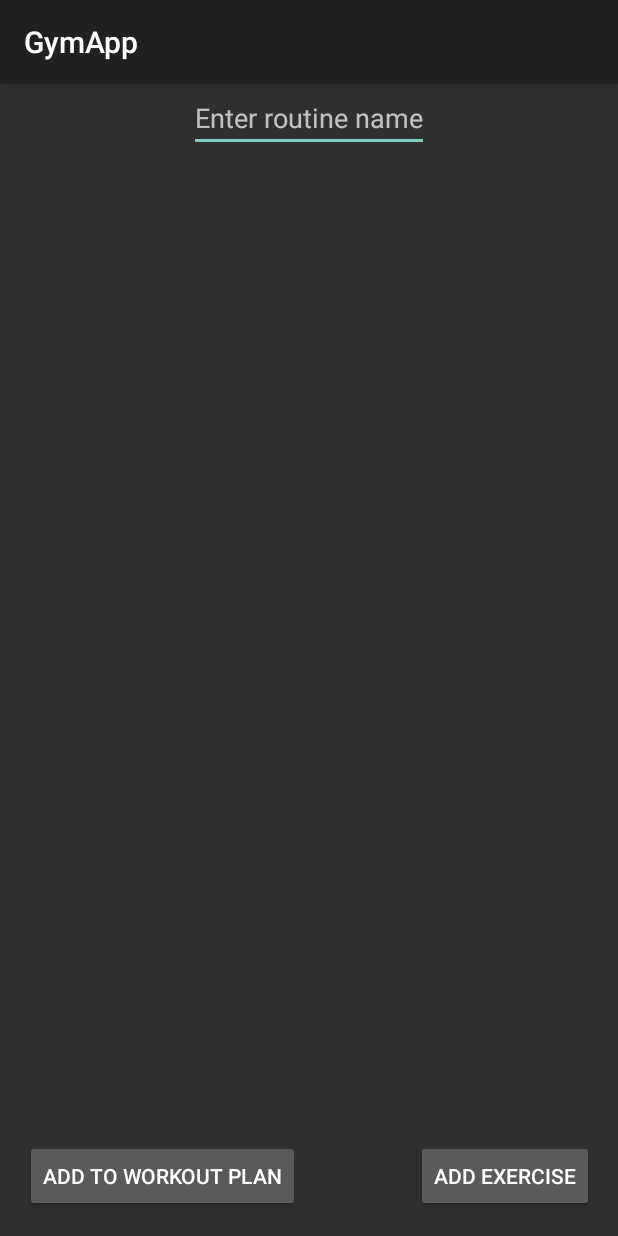
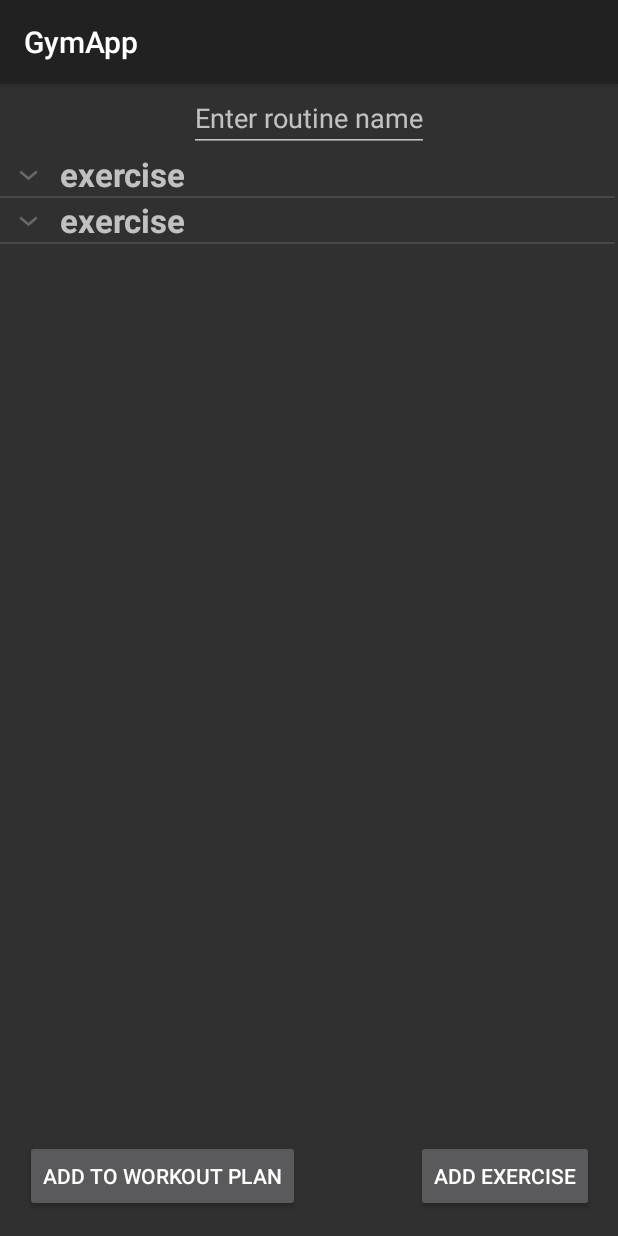
Before and after one commit to Macbak03/GymApp, an Android app built with Jetpack Compose: the CreateRoutineActivity screen opened directly, with no data from a screen before it, on a phone screen of 412 x 824 dp. Run offline under Robolectric (Android 15) with nearby library versions, the phone set to English and light mode, and no system bars.

Commit message:
expandable list view is working

```diff
--- a/app/src/main/java/com/example/gymapp/CreateRoutineActivity.kt
+++ b/app/src/main/java/com/example/gymapp/CreateRoutineActivity.kt
@@ -1,27 +1,36 @@
 package com.example.gymapp
 
-import androidx.appcompat.app.AppCompatActivity
 import android.os.Bundle
-import android.widget.ExpandableListAdapter
 import android.widget.ExpandableListView
 import android.widget.Toast
+import androidx.appcompat.app.AppCompatActivity
 import com.example.gymapp.databinding.ActivityCreateRoutineBinding
+import com.example.gymapp.model.ExactReps
 import com.example.gymapp.model.Routine
+import com.example.gymapp.model.Rpe
+import com.example.gymapp.model.Weight
+import com.example.gymapp.model.WeightUnit
+import kotlin.time.Duration.Companion.minutes
+
 
 class CreateRoutineActivity : AppCompatActivity() {
     private lateinit var binding: ActivityCreateRoutineBinding
     private lateinit var expandableListView: ExpandableListView
     private lateinit var routineExpandableListAdapter: RoutineExpandableListAdapter
-    private lateinit var routines: List<Routine>
+    private val routines: MutableList<Routine> = ArrayList()
     override fun onCreate(savedInstanceState: Bundle?) {
         super.onCreate(savedInstanceState)
         binding = ActivityCreateRoutineBinding.inflate(layoutInflater)
         setContentView(binding.root)
 
         expandableListView = binding.ExpandableListViewRoutineItems
-        routines = ArrayList<Routine>()
+        val routine = Routine("exercise", 2.minutes, Weight(100f, WeightUnit.kg),
+            10, ExactReps(3), Rpe(8))
+        routines.add(routine)
+        routines.add(routine)
         routineExpandableListAdapter = RoutineExpandableListAdapter(this, routines)
         expandableListView.setAdapter(routineExpandableListAdapter)
+
 
         expandableListView.setOnGroupExpandListener { groupPosition ->
             Toast.makeText(
--- a/app/src/main/java/com/example/gymapp/RoutineExpandableLayout.kt
+++ b/app/src/main/java/com/example/gymapp/RoutineExpandableLayout.kt
@@ -14,11 +14,11 @@ class RoutineExpandableLayout(
         inflate(context, R.layout.routine_expandable_layout, this)
         val customAttributesStyle = context.obtainStyledAttributes(attributes, R.styleable.RoutineExpandableLayout, 0, 0)
 
-        setLoadText(customAttributesStyle.getString(R.styleable.RoutineExpandableLayout_editTextLoadText))
+        setRoutine(customAttributesStyle.getString(R.styleable.RoutineExpandableLayout_editTextLoadText))
         customAttributesStyle.recycle()
     }
 
-    fun setLoadText(text: String?)
+    fun setRoutine(text: String?)
     {
         val customAttributesStyle = context.obtainStyledAttributes(attributes, R.styleable.RoutineExpandableLayout, 0, 0)
 
--- a/app/src/main/java/com/example/gymapp/RoutineExpandableTitleLayout.kt
+++ b/app/src/main/java/com/example/gymapp/RoutineExpandableTitleLayout.kt
@@ -2,8 +2,8 @@ package com.example.gymapp
 
 import android.content.Context
 import android.util.AttributeSet
-import android.widget.EditText
 import android.widget.LinearLayout
+import android.widget.TextView
 
 class RoutineExpandableTitleLayout (
     private val context: Context,
@@ -12,7 +12,7 @@ class RoutineExpandableTitleLayout (
     {
 
         init {
-            LinearLayout.inflate(context, R.layout.routine_parent_element_layout, this)
+            inflate(context, R.layout.routine_expandable_title_layout, this)
             val customAttributesStyle = context.obtainStyledAttributes(
                 attributes,
                 R.styleable.RoutineExpandableTitleLayout,
@@ -32,10 +32,10 @@ class RoutineExpandableTitleLayout (
                 0
             )
 
-            val exerciseEditText = findViewById<EditText>(R.id.editTextExercise)
+            val exerciseEditText = findViewById<TextView>(R.id.textViewExercise)
 
             try {
-                exerciseEditText.setText(text)
+                exerciseEditText.text = text
             } finally {
                 customAttributesStyle.recycle()
             }
--- a/app/src/main/java/com/example/gymapp/RoutineTableRowAdapter.kt
+++ b/app/src/main/java/com/example/gymapp/RoutineTableRowAdapter.kt
@@ -1,5 +1,6 @@
 package com.example.gymapp
 
+import android.annotation.SuppressLint
 import android.content.Context
 import android.view.LayoutInflater
 import android.view.View
@@ -22,6 +23,7 @@ class RoutineExpandableListAdapter(
         return expandedListPosition.toLong()
     }
 
+    @SuppressLint("InflateParams")
     override fun getChildView(
         listPosition: Int,
         expandedListPosition: Int,
@@ -33,12 +35,11 @@ class RoutineExpandableListAdapter(
         if(view == null) {
             val inflater =
                 context.getSystemService(Context.LAYOUT_INFLATER_SERVICE) as LayoutInflater
-            view = inflater.inflate(R.layout.routine_expandable_layout, null)
+            view = inflater.inflate(R.layout.routine_expandable_layout_helper, null)
         }
         val routine = getChild(listPosition, expandedListPosition) as Routine
-
-        val routineExpandableLayout = view?.findViewById<RoutineExpandableLayout>(R.id.expandableLayout)
-        routineExpandableLayout?.setLoadText(routine.load.toString())
+        val routineExpandableLayout = view as RoutineExpandableLayout?
+        routineExpandableLayout?.setRoutine(routine.load.toString())
         return view
     }
 
@@ -58,15 +59,16 @@ class RoutineExpandableListAdapter(
         return listPosition.toLong()
     }
 
+    @SuppressLint("InflateParams")
     override fun getGroupView(listPosition: Int, isExpanded: Boolean, convertView: View?, parent: ViewGroup?): View? {
         var view = convertView
         if(convertView == null) {
             val inflater =
                 context.getSystemService(Context.LAYOUT_INFLATER_SERVICE) as LayoutInflater
-            view = inflater.inflate(R.layout.routine_parent_element_layout, null)
+            view = inflater.inflate(R.layout.routine_expandable_title_layout_helper, null)
         }
         val routine = getGroup(listPosition) as Routine
-        val routineExpandableTitleLayout = view?.findViewById<RoutineExpandableTitleLayout>(R.id.expandableLayoutTitle)
+        val routineExpandableTitleLayout = view as RoutineExpandableTitleLayout?
         routineExpandableTitleLayout?.setExerciseText(routine.exerciseName)
         return view
     }
--- a/app/src/main/java/com/example/gymapp/model/Weight.kt
+++ b/app/src/main/java/com/example/gymapp/model/Weight.kt
@@ -1,9 +1,13 @@
 package com.example.gymapp.model
 
-data class Weight private constructor(
+data class Weight constructor(
     val weight: Float,
     val unit: WeightUnit
 ) {
+
+    override fun toString(): String {
+        return weight.toString() + unit.toString()
+    }
     companion object {
         operator fun invoke(weight: Float, unit: WeightUnit): Weight? {
             return if (weight < 0) {
--- a/app/src/main/res/layout/activity_create_routine.xml
+++ b/app/src/main/res/layout/activity_create_routine.xml
@@ -5,16 +5,17 @@
     xmlns:tools="http://schemas.android.com/tools"
     android:id="@+id/RoutineLayout"
     android:layout_width="match_parent"
-    android:layout_height="match_parent">
+    android:layout_height="match_parent"
+    android:windowSoftInputMode="adjustPan">
 
 
     <ExpandableListView
         android:id="@+id/ExpandableListViewRoutineItems"
         android:layout_width="410dp"
         android:layout_height="452dp"
-        android:layout_marginBottom="232dp"
-        app:layout_constraintBottom_toBottomOf="parent"
-        app:layout_constraintStart_toStartOf="parent" />
+        app:layout_constraintStart_toStartOf="parent"
+        android:descendantFocusability="beforeDescendants"
+        app:layout_constraintTop_toBottomOf="@+id/editTextRoutineName" />
 
     <Button
         android:id="@+id/buttonSaveRoutine"
--- a/app/src/main/res/layout/activity_main.xml
+++ b/app/src/main/res/layout/activity_main.xml
@@ -13,4 +13,5 @@
         app:layout_constraintEnd_toEndOf="parent"
         app:layout_constraintStart_toStartOf="parent"
         app:layout_constraintTop_toTopOf="parent" />
+
 </androidx.constraintlayout.widget.ConstraintLayout>
--- a/app/src/main/res/layout/routine_expandable_layout.xml
+++ b/app/src/main/res/layout/routine_expandable_layout.xml
@@ -10,7 +10,7 @@
         <TextView
             android:id="@+id/textViewLoad"
             style="@style/routine_text_view_item"
-            android:text="Load" />
+            android:text="Load"/>
 
         <EditText
             android:id="@+id/editTextLoad"
--- /dev/null
+++ b/app/src/main/res/layout/routine_expandable_layout_helper.xml
@@ -0,0 +1,5 @@
+<?xml version="1.0" encoding="utf-8"?>
+    <com.example.gymapp.RoutineExpandableLayout xmlns:android="http://schemas.android.com/apk/res/android"
+        android:layout_height="match_parent"
+        android:layout_width="match_parent">
+    </com.example.gymapp.RoutineExpandableLayout>
--- a/app/src/main/res/layout/routine_parent_element_layout.xml
+++ b/app/src/main/res/layout/routine_expandable_title_layout.xml
@@ -10,21 +10,12 @@
 
 
     <TextView
-        android:id="@+id/textView"
-        android:layout_width="0dp"
+        android:id="@+id/textViewExercise"
+        android:layout_width="match_parent"
         android:layout_height="wrap_content"
-        android:layout_marginStart="10dp"
-        android:layout_weight="1"
+        android:paddingStart="?android:attr/expandableListPreferredItemPaddingLeft"
         android:text="Exercise name"
-        android:textSize="18sp"
-        android:textStyle="bold" />
-
-    <EditText
-        android:id="@+id/editTextExercise"
-        android:layout_width="130dp"
-        android:layout_height="wrap_content"
-        android:hint="Enter exercise name"
-        android:layout_weight="1"
-        android:layout_marginStart="5dp"
-        />
+        android:textSize="22sp"
+        android:textStyle="bold"
+        tools:ignore="RtlSymmetry" />
 </LinearLayout>
--- /dev/null
+++ b/app/src/main/res/layout/routine_expandable_title_layout_helper.xml
@@ -0,0 +1,5 @@
+<?xml version="1.0" encoding="utf-8"?>
+<com.example.gymapp.RoutineExpandableTitleLayout xmlns:android="http://schemas.android.com/apk/res/android"
+    android:layout_height="match_parent"
+    android:layout_width="match_parent">
+</com.example.gymapp.RoutineExpandableTitleLayout>
--- a/app/src/main/res/values/colors.xml
+++ b/app/src/main/res/values/colors.xml
@@ -7,6 +7,4 @@
     <color name="teal_700">#FF018786</color>
     <color name="black">#FF000000</color>
     <color name="white">#FFFFFFFF</color>
-    <color name="title_row_color">#1C1C1C</color>
-    <color name="row_color">#3E3E3E</color>
 </resources>
--- a/app/src/main/res/values/themes.xml
+++ b/app/src/main/res/values/themes.xml
@@ -4,19 +4,20 @@
     <style name="Theme.GymApp" parent="@style/Theme.AppCompat" />
 
     <style name="routine_text_view_item" parent="@android:style/TextAppearance.Small">
-        <item name="android:textSize">16sp</item>
+        <item name="android:textSize">20sp</item>
         <item name="android:inputType">text</item>
         <item name="android:layout_marginStart">10dp</item>
         <item name="android:layout_height">48dp</item>
         <item name="android:layout_width">0dp</item>
         <item name="android:layout_weight">1</item>
         <item name="android:textStyle">bold</item>
+        <item name="android:paddingStart">?android:attr/expandableListPreferredItemPaddingLeft</item>
     </style>
 
     <style name="routine_edit_text_item" parent="@android:style/TextAppearance.Small">
         <item name="android:layout_height">48dp</item>
         <item name="android:layout_width">130dp</item>
         <item name="android:layout_weight">1</item>
-        <item name="android:textSize">12sp</item>
+        <item name="android:textSize">16sp</item>
     </style>
 </resources>
```
